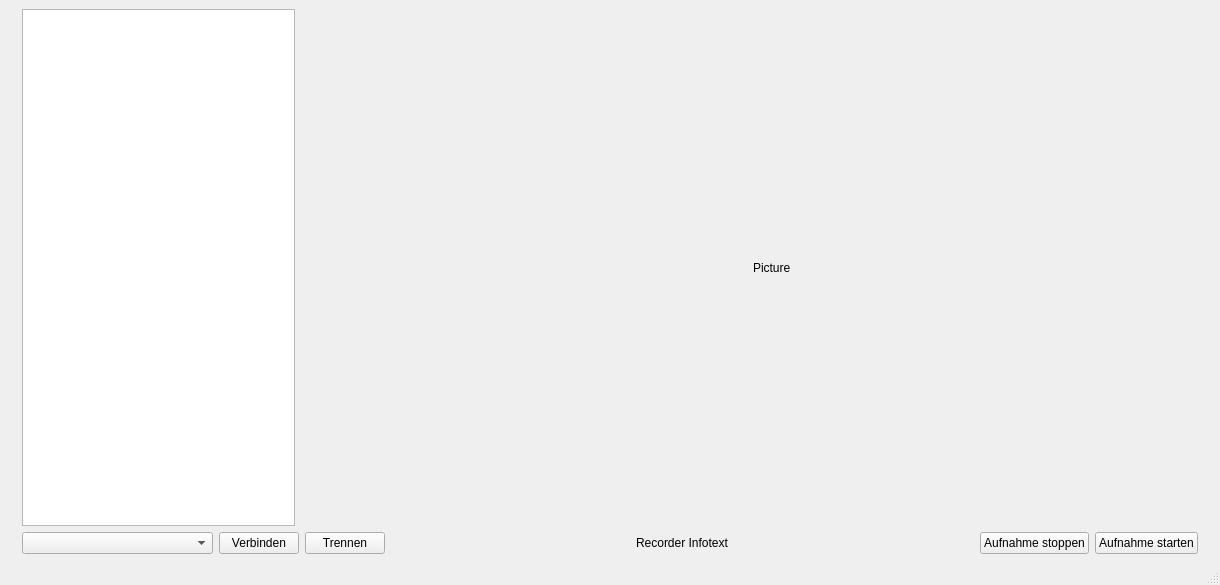
First picture: the form in EMG_Recorder/ui/main.ui, repository LT-Heller/ISYS_Hardware, before the edit.
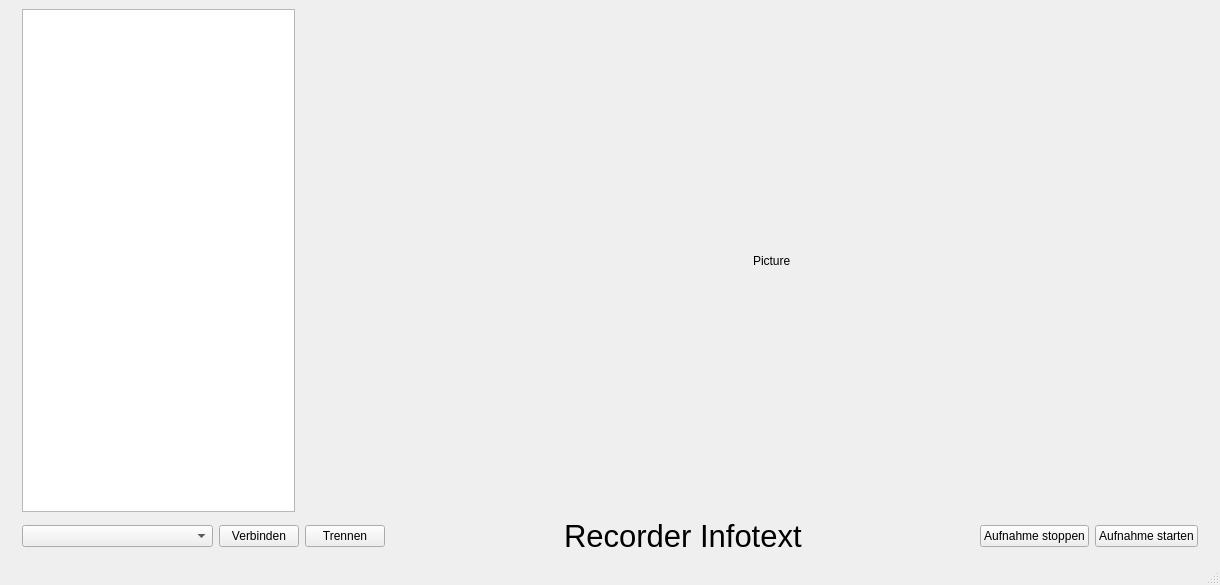
Second picture: the form after the edit. Custom widgets are drawn as their Qt base class.

```diff
--- a/EMG_Recorder/ui/main.ui
+++ b/EMG_Recorder/ui/main.ui
@@ -107,6 +107,11 @@
       </item>
       <item>
        <widget class="QLabel" name="labelInfotext">
+        <property name="font">
+         <font>
+          <pointsize>23</pointsize>
+         </font>
+        </property>
         <property name="text">
          <string>Recorder Infotext</string>
         </property>
```
